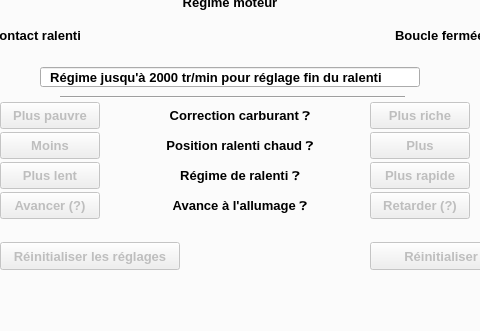
Old version of the form mainwindow.ui in the repository mini56/Mems-scan-fr; both pictures show x 272 to 752 and y 359 to 690 of the 1300 by 690 pixel window.
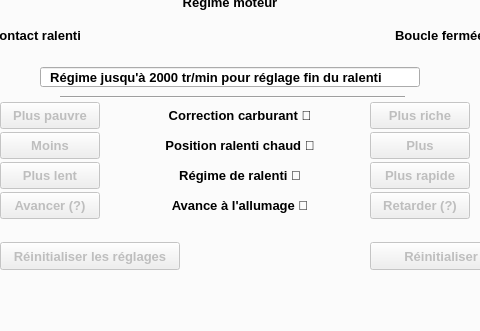
New version of the form. The open tabs and pages were chosen to show the change. Custom widgets are drawn as their Qt base class.

What changed in the file:
```diff
--- a/mainwindow.ui
+++ b/mainwindow.ui
@@ -1193,7 +1193,7 @@
        </rect>
       </property>
       <property name="text">
-       <string>Régime de ralenti ❓</string>
+       <string>Régime de ralenti 💬</string>
       </property>
         <property name="alignment">
        <set>Qt::AlignCenter</set>
@@ -1212,7 +1212,7 @@
        </rect>
       </property>
       <property name="text">
-       <string>Correction carburant ❓</string>
+       <string>Correction carburant 💬</string>
       </property>
         <property name="alignment">
        <set>Qt::AlignCenter</set>
@@ -1231,7 +1231,7 @@
        </rect>
       </property>
       <property name="text">
-       <string>Position ralenti chaud ❓</string>
+       <string>Position ralenti chaud 💬</string>
       </property>
         <property name="alignment">
        <set>Qt::AlignCenter</set>
@@ -1250,7 +1250,7 @@
        </rect>
       </property>
       <property name="text">
-       <string>Avance à l'allumage ❓</string>
+       <string>Avance à l'allumage 💬</string>
       </property>
         <property name="alignment">
        <set>Qt::AlignCenter</set>
```
